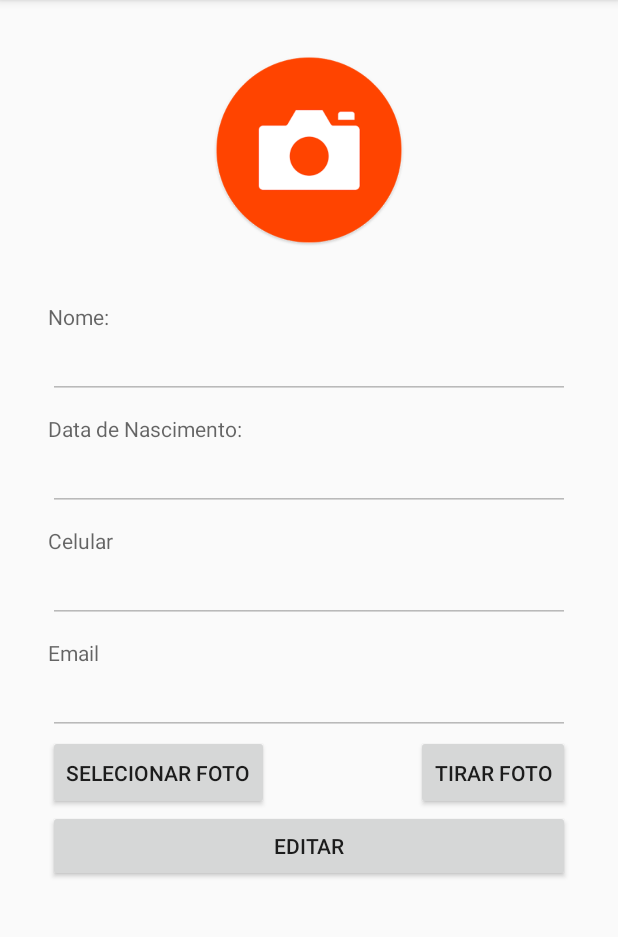
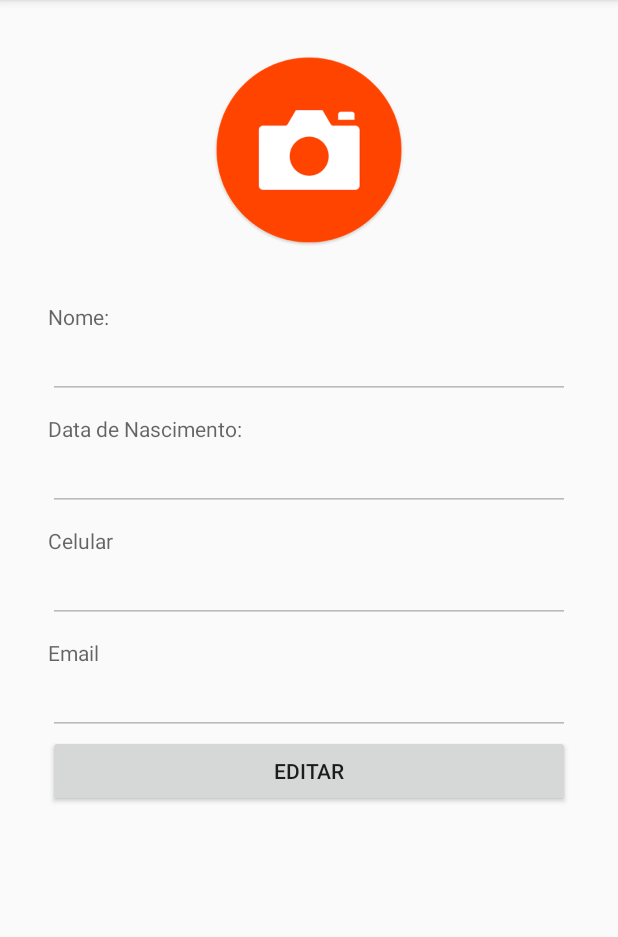
Before and after one commit to Riunjaku/Projeto_AlertaPet, an Android app: the screen it shows after launch (MainActivity), after a tap on an icon or button, on a phone screen of 412 x 824 dp, the part 84-1021 px from its top. Run offline under Robolectric (Android 15) with nearby library versions, the light colour scheme and no system bars; our stand-ins replace CircleImageView, Firebase (no records; nobody signed in at launch, a user with empty details on screens opened directly); pictures from the network do not load.

Commit message:
Ajuste da funcionalidade de upload de imagem e mudança no layout da pagina de perfil usuario

```diff
--- a/app/src/main/java/com/aniharu/alertapet/PerfilFragment.java
+++ b/app/src/main/java/com/aniharu/alertapet/PerfilFragment.java
@@ -1,21 +1,14 @@
 package com.aniharu.alertapet;
 
 
+import android.content.DialogInterface;
 import android.content.Intent;
-import android.content.pm.PackageManager;
-import android.database.Cursor;
 import android.graphics.Bitmap;
-import android.graphics.BitmapFactory;
-import android.graphics.Region;
-import android.media.Image;
 import android.net.Uri;
 import android.os.Bundle;
 import android.provider.MediaStore;
 import android.support.annotation.NonNull;
-import android.support.v4.app.ActivityCompat;
 import android.support.v4.app.Fragment;
-import android.support.v4.content.ContextCompat;
-import android.text.Layout;
 import android.util.Log;
 import android.view.LayoutInflater;
 import android.view.View;
@@ -23,9 +16,6 @@ import android.view.ViewGroup;
 import android.widget.Button;
 import android.widget.EditText;
 import android.widget.ImageView;
-import android.widget.RadioButton;
-import android.widget.RadioGroup;
-import android.widget.Spinner;
 import android.widget.Toast;
 
 import com.aniharu.alertapet.Classes.ProfilePictures;
@@ -40,9 +30,6 @@ import com.google.firebase.storage.StorageReference;
 import com.google.firebase.storage.UploadTask;
 
 import java.io.ByteArrayOutputStream;
-import java.net.URI;
-
-import android.content.pm.PackageManager;
 
 import static android.app.Activity.RESULT_OK;
 
@@ -52,12 +39,13 @@ import static android.app.Activity.RESULT_OK;
  */
 public class PerfilFragment extends Fragment {
 
+    final int GALLERY = 1;
+    final int PERMISSAO_REQUEST = 2;
+    final int CAMERA =3;
     User user = new User();
     Uri downloadUrl;
     ImageView mImageView ;
-    final int GALERIA_IMAGENS = 1;
-    final int PERMISSAO_REQUEST = 2;
-    final int TIRAR_FOTO =3;
+    int PROFILE_PIC_COUNT = 0;
 
     public PerfilFragment() {
         // Required empty public constructor
@@ -82,38 +70,14 @@ public class PerfilFragment extends Fragment {
             user = (User) bundle.get("userLogged");
         }
 
-        mImageView = (ImageView)view.findViewById(R.id.imageview_default_picture);
-        final EditText mNome = (EditText) view.findViewById(R.id.editNome);
-        final EditText mDtNascimento = (EditText) view.findViewById(R.id.editDataNascimento);
-        final EditText mCelular = (EditText) view.findViewById(R.id.editCelular);
-        final EditText mEmail = (EditText) view.findViewById(R.id.editEmail);
-        final Button mBtnConfirmar = (Button) view.findViewById(R.id.btnConfirmar);
-        final Button mBtnEditar = (Button) view.findViewById(R.id.btnEditar);
-        final Button mBtnFoto = (Button) view.findViewById(R.id.btnFoto);
-        final Button mGaleria= (Button) view.findViewById(R.id.btnFotoGaleria);
+        mImageView = view.findViewById(R.id.imageview_default_picture);
+        final EditText mNome = view.findViewById(R.id.editNome);
+        final EditText mDtNascimento = view.findViewById(R.id.editDataNascimento);
+        final EditText mCelular = view.findViewById(R.id.editCelular);
+        final EditText mEmail = view.findViewById(R.id.editEmail);
+        final Button mBtnConfirmar = view.findViewById(R.id.btnConfirmar);
+        final Button mBtnEditar = view.findViewById(R.id.btnEditar);
 
-
-        mImageView = (ImageView)view.findViewById(R.id.imageview_default_picture);
-        Button galeria= (Button) view.findViewById(R.id.btnFotoGaleria);
-        mGaleria.setOnClickListener(new View.OnClickListener() {
-            @Override
-            public void onClick(View view) {
-                Intent intent = new Intent(Intent.ACTION_PICK, MediaStore.Images.Media.EXTERNAL_CONTENT_URI);
-                startActivityForResult(intent, GALERIA_IMAGENS);
-            }
-        });
-
-        Button foto = (Button) view.findViewById(R.id.btnFoto);
-        foto.setOnClickListener(new View.OnClickListener() {
-            @Override
-            public void onClick(View view) {
-                Intent takePictureIntent = new
-                        Intent(MediaStore.ACTION_IMAGE_CAPTURE);
-                if (takePictureIntent.resolveActivity(getActivity().getPackageManager())!= null){
-                    startActivityForResult(takePictureIntent, TIRAR_FOTO);
-                }
-            }
-        });
 
         //inserindo os dados na tela
         // mImageView.setImageURI(Uri.parse(user.imageUrl));
@@ -126,47 +90,54 @@ public class PerfilFragment extends Fragment {
         mBtnEditar.setOnClickListener(new View.OnClickListener() {
             @Override
             public void onClick(View view) {
-
                 mImageView.setClickable(true);
                 mNome.setEnabled(true);
                 mDtNascimento.setEnabled(true);
                 mCelular.setEnabled(true);
                 mEmail.setEnabled(true);
                 mBtnConfirmar.setVisibility(View.VISIBLE);
-                mBtnFoto.setVisibility(View.VISIBLE);
-                mGaleria.setVisibility(View.VISIBLE);
                 mBtnEditar.setVisibility(View.GONE);
-
             }
         });
 
         mBtnConfirmar.setOnClickListener(new View.OnClickListener() {
             @Override
             public void onClick(View view) {
-
                 mImageView.setClickable(false);
                 mNome.setEnabled(false);
                 mDtNascimento.setEnabled(false);
                 mCelular.setEnabled(false);
                 mEmail.setEnabled(false);
                 mBtnConfirmar.setVisibility(View.GONE);
-                mBtnFoto.setVisibility(View.GONE);
-                mGaleria.setVisibility(View.GONE);
                 mBtnEditar.setVisibility(View.VISIBLE);
-
-                //salvar imagem(Eu acho tem que testar)
-               // salvandoProfilePicture();
-
             }
         });
 
         mImageView.setOnClickListener(new View.OnClickListener() {
             @Override
             public void onClick(View view) {
-
-
+                selecionarImagem();
             }
         });
+
+    }
+
+    @Override
+    public void onActivityResult(int requestCode, int resultCode, Intent data) {
+        super.onActivityResult(requestCode, resultCode, data);
+        if (requestCode == CAMERA && resultCode == RESULT_OK) {
+            Bundle extras = data.getExtras();
+            Bitmap imageBitmap;
+            if (extras != null) {
+                imageBitmap = (Bitmap) extras.get("data");
+                mImageView.setImageBitmap(imageBitmap);
+            }
+        }
+        else if(requestCode == GALLERY && resultCode == RESULT_OK)
+        {
+                Uri imageUri= data.getData();
+                mImageView.setImageURI(imageUri);
+        }
     }
 
     public void salvandoProfilePicture()
@@ -176,8 +147,8 @@ public class PerfilFragment extends Fragment {
         StorageReference storageRef = FirebaseStorage.getInstance().getReference();
         StorageReference profilePictureRef = storageRef.child("profilePicture.jpg");
         StorageReference profileRef = storageRef.child("profile/profilePicture.jpg");
-        profilePictureRef.getName().equals(profileRef.getName());    // true
-        profilePictureRef.getPath().equals(profileRef.getPath());    // false
+       // profilePictureRef.getName().equals(profileRef.getName());    // true
+      //  profilePictureRef.getPath().equals(profileRef.getPath());    // false
 
         //pegando a imagem
         mImageView.setDrawingCacheEnabled(true);
@@ -219,20 +190,38 @@ public class PerfilFragment extends Fragment {
         });
     }
 
-    @Override
-    public void onActivityResult(int requestCode, int resultCode, Intent data) {
-        super.onActivityResult(requestCode, resultCode, data);
-        if (resultCode== RESULT_OK && requestCode== GALERIA_IMAGENS) {
-            Uri selectedImage = data.getData();
-            String[] filePath = {MediaStore.Images.Media.DATA};
-            Cursor c = getActivity().getContentResolver().query(selectedImage, filePath, null, null, null);
-            c.moveToFirst();
-            int columnIndex = c.getColumnIndex(filePath[0]);
-            String picturePath = c.getString(columnIndex);
-            c.close();
-            Bitmap imagemGaleria = (BitmapFactory.decodeFile(picturePath));
-            mImageView.setImageBitmap(imagemGaleria);
-        }
+    public void selecionarImagem()
+    {
+
+        final CharSequence[] items = {"Tirar foto", "Escolher da galeria", "Cancelar"};
+        android.app.AlertDialog.Builder builder = new android.app.AlertDialog.Builder(getActivity());
+        builder.setTitle("Adicionar foto!");
+        builder.setItems(items, new DialogInterface.OnClickListener() {
+            @Override
+            public void onClick(DialogInterface dialog, int item) {
+
+                if (items[item].equals("Tirar foto")) {
+                    PROFILE_PIC_COUNT = 1;
+                    Intent takePictureIntent = new
+                            Intent(MediaStore.ACTION_IMAGE_CAPTURE);
+                    if (takePictureIntent.resolveActivity(getActivity().getPackageManager())!= null){
+                        startActivityForResult(takePictureIntent, CAMERA);
+                    }
+                } else if (items[item].equals("Escolher da galeria")) {
+                    PROFILE_PIC_COUNT = 1;
+                    Intent galleryPictureIntent = new
+                            Intent(Intent.ACTION_PICK, MediaStore.Images.Media.EXTERNAL_CONTENT_URI);
+                    galleryPictureIntent.setType("image/*");
+                    galleryPictureIntent.setAction(Intent.ACTION_GET_CONTENT);
+                    if(galleryPictureIntent.resolveActivity(getActivity().getPackageManager()) != null) {
+                        startActivityForResult(galleryPictureIntent, GALLERY);
+                    }
+                } else if (items[item].equals("Cancelar")) {
+                    PROFILE_PIC_COUNT = 0;
+                    dialog.dismiss();
+                }
+            }
+        });
+        builder.show();
     }
-
 }
--- a/app/src/main/res/layout/fragment_perfil_usuario.xml
+++ b/app/src/main/res/layout/fragment_perfil_usuario.xml
@@ -1,5 +1,4 @@
 <ScrollView xmlns:android="http://schemas.android.com/apk/res/android"
-    xmlns:app="http://schemas.android.com/apk/res-auto"
     xmlns:tools="http://schemas.android.com/tools"
     android:layout_width="match_parent"
     android:layout_height="match_parent"
@@ -39,7 +38,7 @@
             android:layout_marginLeft="32dp"
             android:layout_marginRight="32dp"
             android:layout_marginStart="32dp"
-            android:text="Nome:"
+            android:text="@string/nameLabel"
             android:textAppearance="?android:attr/textAppearanceMedium"
             android:textSize="14sp" />
 
@@ -64,7 +63,7 @@
             android:layout_marginRight="32dp"
             android:layout_marginStart="32dp"
             android:layout_marginTop="10dp"
-            android:text="Data de Nascimento:"
+            android:text="@string/dtNascimentoLabel"
             android:textAppearance="?android:attr/textAppearanceMedium"
             android:textSize="14sp" />
 
@@ -88,7 +87,7 @@
             android:layout_marginRight="32dp"
             android:layout_marginStart="32dp"
             android:layout_marginTop="10dp"
-            android:text="Celular"
+            android:text="@string/celularLabel"
             android:textAppearance="?android:attr/textAppearanceMedium"
             android:textSize="14sp" />
 
@@ -112,7 +111,7 @@
             android:layout_marginRight="32dp"
             android:layout_marginStart="32dp"
             android:layout_marginTop="10dp"
-            android:text="Email"
+            android:text="@string/emailLabel"
             android:textAppearance="?android:attr/textAppearanceMedium"
             android:textSize="14sp" />
 
@@ -127,45 +126,11 @@
             android:enabled="false"
             android:inputType="textPersonName|textWebEmailAddress" />
 
-        <RelativeLayout
-            android:id="@+id/mLinearBotoes"
-            android:layout_width="match_parent"
-            android:layout_height="50dp"
-            android:layout_marginLeft="32dp"
-            android:layout_marginRight="32dp"
-            android:layout_marginEnd="32dp"
-            android:layout_marginStart="32dp"
-            android:orientation="horizontal">
-
-            <Button
-                android:id="@+id/btnFotoGaleria"
-                android:layout_width="wrap_content"
-                android:layout_height="match_parent"
-                android:layout_alignParentLeft="true"
-                android:layout_alignParentStart="true"
-                android:layout_alignParentTop="true"
-                android:text="Selecionar Foto"
-                android:visibility="visible" />
-
-            <Button
-                android:id="@+id/btnFoto"
-                android:layout_width="wrap_content"
-                android:layout_height="match_parent"
-                android:layout_alignParentEnd="true"
-                android:layout_alignParentRight="true"
-                android:layout_alignParentTop="true"
-                android:text="Tirar Foto"
-                android:visibility="visible" />
-
-        </RelativeLayout>
 
         <Button
             android:id="@+id/btnConfirmar"
             android:layout_width="match_parent"
             android:layout_height="match_parent"
-            android:layout_alignParentBottom="true"
-            android:layout_alignParentLeft="true"
-            android:layout_alignParentStart="true"
             android:layout_marginEnd="32dp"
             android:layout_marginLeft="32dp"
             android:layout_marginRight="32dp"
--- a/app/src/main/res/values/strings.xml
+++ b/app/src/main/res/values/strings.xml
@@ -47,4 +47,8 @@
     <string name="btnCadastrarLabel">Cadastrar</string>
     <string name="btnConfirmar_label">Confirmar</string>
     <string name="btnEditar_label">Editar</string>
+    <string name="nameLabel">Nome:</string>
+    <string name="dtNascimentoLabel">Data de Nascimento:</string>
+    <string name="celularLabel">Celular</string>
+    <string name="emailLabel">Email</string>
 </resources>
```
